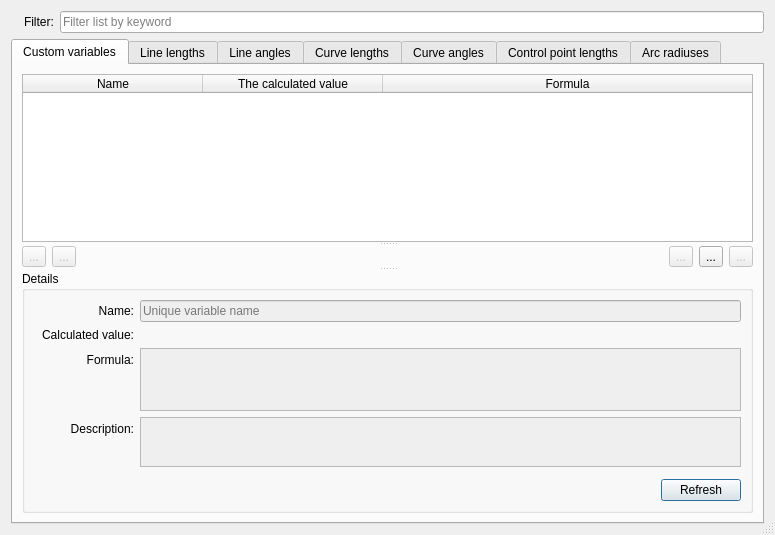
The window that src/app/seamly2d/dialogs/dialogvariables.ui (FashionFreedom/Seamly2D) describes before a commit, drawn with Qt 5.
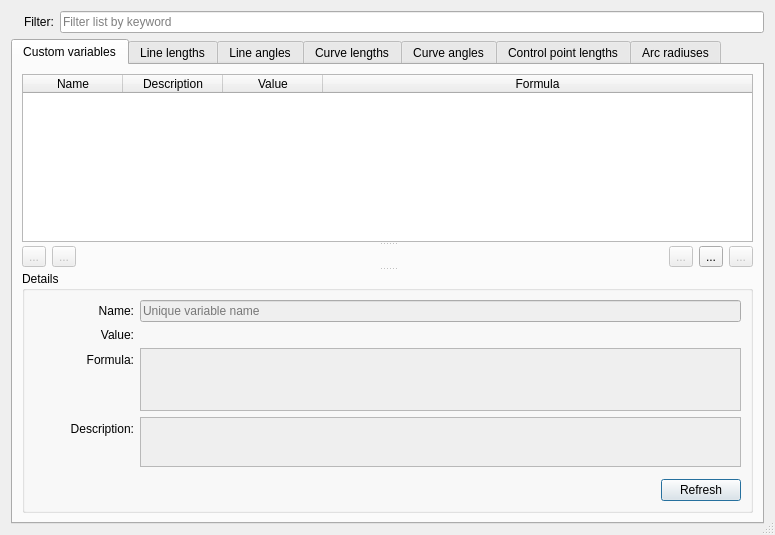
The same window after the commit. Icons and pictures are not drawn.

Commit message: add description col to custom variables

Patch:
```diff
--- a/src/app/seamly2d/dialogs/dialogvariables.ui
+++ b/src/app/seamly2d/dialogs/dialogvariables.ui
@@ -131,14 +131,17 @@
           <property name="wordWrap">
            <bool>true</bool>
           </property>
+          <property name="columnCount">
+           <number>4</number>
+          </property>
           <attribute name="horizontalHeaderCascadingSectionResizes">
            <bool>false</bool>
           </attribute>
           <attribute name="horizontalHeaderMinimumSectionSize">
-           <number>180</number>
+           <number>100</number>
           </attribute>
           <attribute name="horizontalHeaderDefaultSectionSize">
-           <number>180</number>
+           <number>100</number>
           </attribute>
           <attribute name="horizontalHeaderShowSortIndicator" stdset="0">
            <bool>true</bool>
@@ -165,37 +168,21 @@
            <property name="text">
             <string>Name</string>
            </property>
-           <property name="background">
-            <color>
-             <red>210</red>
-             <green>210</green>
-             <blue>210</blue>
-            </color>
-           </property>
           </column>
           <column>
            <property name="text">
-            <string>The calculated value</string>
+            <string>Description</string>
            </property>
-           <property name="background">
-            <color>
-             <red>210</red>
-             <green>210</green>
-             <blue>210</blue>
-            </color>
+          </column>
+          <column>
+           <property name="text">
+            <string>Value</string>
            </property>
           </column>
           <column>
            <property name="text">
             <string>Formula</string>
            </property>
-           <property name="background">
-            <color>
-             <red>210</red>
-             <green>210</green>
-             <blue>210</blue>
-            </color>
-           </property>
           </column>
          </widget>
          <widget class="QWidget" name="layoutWidget">
@@ -391,7 +378,7 @@
               </size>
              </property>
              <property name="text">
-              <string>Calculated value:</string>
+              <string>Value:</string>
              </property>
              <property name="alignment">
               <set>Qt::AlignRight|Qt::AlignTrailing|Qt::AlignVCenter</set>
```
The commit also changes 2 other files.
